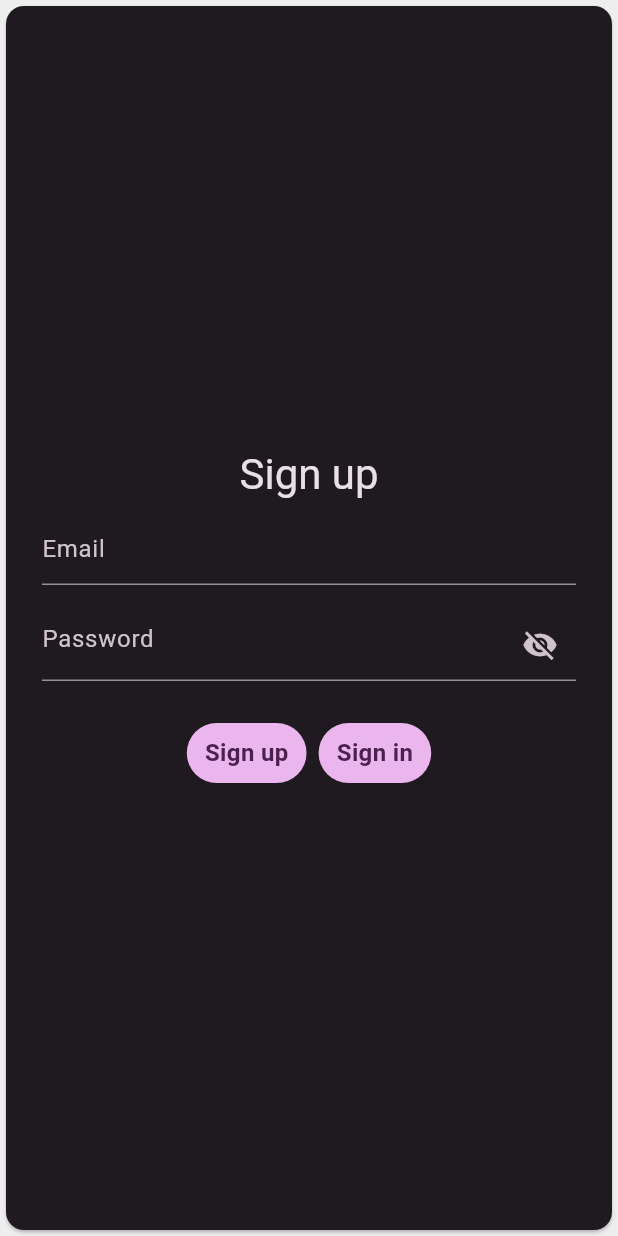
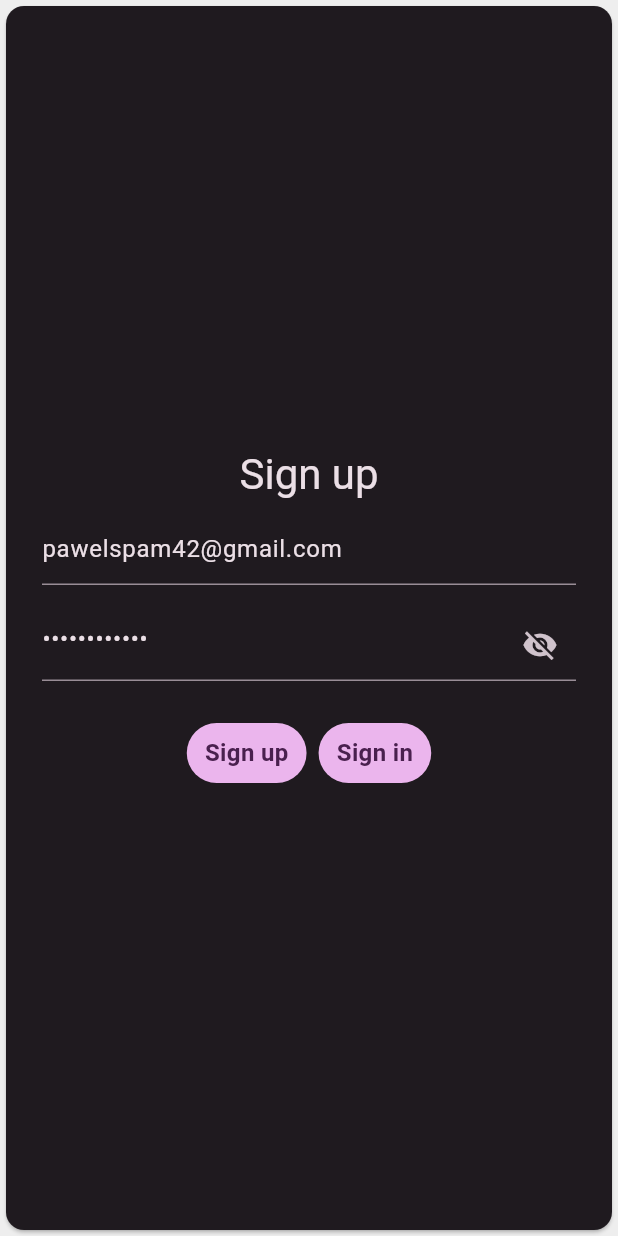
Before and after one commit to pablolambo/DiaryClient, a Flutter app: the screen it shows after launch, after a tap on "Sign in", on a phone screen of 412 x 824 dp. Run offline on Flutter 3.47's test engine with Material 3 defaults, Android fonts, the phone set to English and light mode, and no system bars; our stand-ins replace flutter_secure_storage; network calls fail.

```diff
--- a/src/sticky_diary/lib/forms/sign_up_form.dart
+++ b/src/sticky_diary/lib/forms/sign_up_form.dart
@@ -2,6 +2,8 @@ import 'package:flutter/material.dart';
 import 'package:http/http.dart' as http;
 import 'dart:convert';
 import '../apiUrls.dart';
+import 'package:flutter_secure_storage/flutter_secure_storage.dart';
+
 
 class SignUpForm extends StatefulWidget {
   const SignUpForm({super.key});
@@ -14,6 +16,7 @@ class _SignUpFormState extends State<SignUpForm> {
   final _emailTextController = TextEditingController();
   final _passwordTextController = TextEditingController();
   bool _obscurePassword = true;
+  final storage = new FlutterSecureStorage();
 
   @override
   Widget build(BuildContext context) {
@@ -138,6 +141,9 @@ class _SignUpFormState extends State<SignUpForm> {
   Future<void> _loginThenShowHomePageScreen() async {
     final url = Uri.parse(ApiUrls.loginUrl);
 
+    _emailTextController.text = 'pawelspam42@gmail.com';
+    _passwordTextController.text = 'Uniwersal11#';
+
     final response = await http.post(
       url,
       headers: {'Content-Type': 'application/json'},
@@ -147,16 +153,22 @@ class _SignUpFormState extends State<SignUpForm> {
       }),
     );
 
-    // todo: token
+    final responseBody = jsonDecode(response.body);
 
     if (response.statusCode == 200) {
+      final String token = responseBody['accessToken'];
+
+      if (token.isNotEmpty) {
+        await storage.write(key: 'jwt', value: token);
+      }
+
       Navigator.of(context).pushNamed('/home');
     } else {
       showDialog(
         context: context,
         builder: (context) => AlertDialog(
           title: const Text('Login Failed'),
-          content: Text(response.body),
+          content: Text(responseBody),
           actions: [
             TextButton(
               onPressed: () => Navigator.pop(context),
--- a/src/sticky_diary/pubspec.yaml
+++ b/src/sticky_diary/pubspec.yaml
@@ -9,6 +9,7 @@ environment:
 dependencies:
   flutter:
     sdk: flutter
+  flutter_secure_storage: ^9.2.4
   http: ^1.3.0
 
 dev_dependencies:
```
